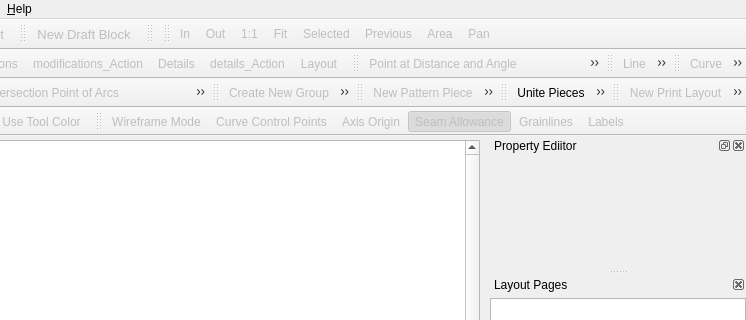
FashionFreedom/Seamly2D, file src/app/seamly2d/mainwindow.ui: the form before one commit; both pictures show x 354 to 1100 and y 0 to 320 of the 1100 by 809 pixel window.
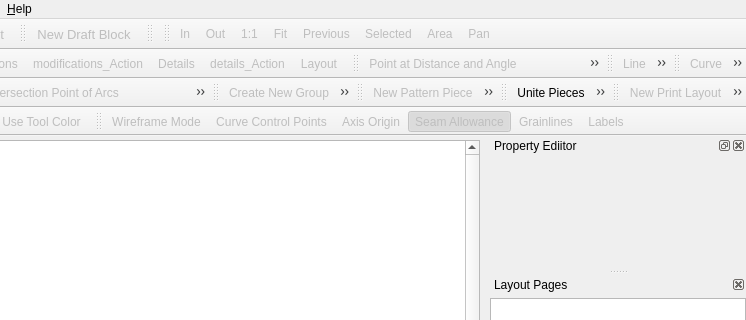
The form after the commit. Icons and pictures are not drawn. Custom widgets are drawn as their Qt base class.

The edit to the form file:
```diff
--- a/src/app/seamly2d/mainwindow.ui
+++ b/src/app/seamly2d/mainwindow.ui
@@ -592,8 +592,8 @@
    <addaction name="zoomOut_Action"/>
    <addaction name="zoom100Percent_Action"/>
    <addaction name="zoomToFit_Action"/>
-   <addaction name="zoomToSelected_Action"/>
    <addaction name="zoomToPrevious_Action"/>
+   <addaction name="zoomToSelected_Action"/>
    <addaction name="zoomToArea_Action"/>
    <addaction name="zoomPan_Action"/>
   </widget>
```
Left out of the diff: 236 changed lines with no effect on the pictures.
